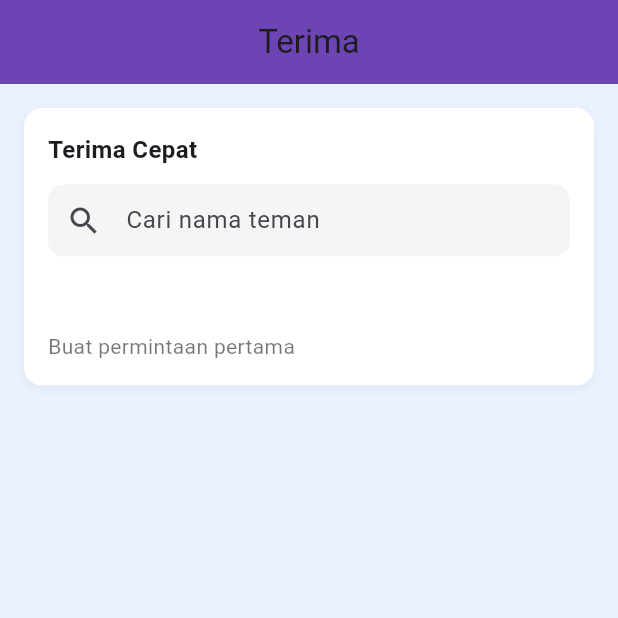
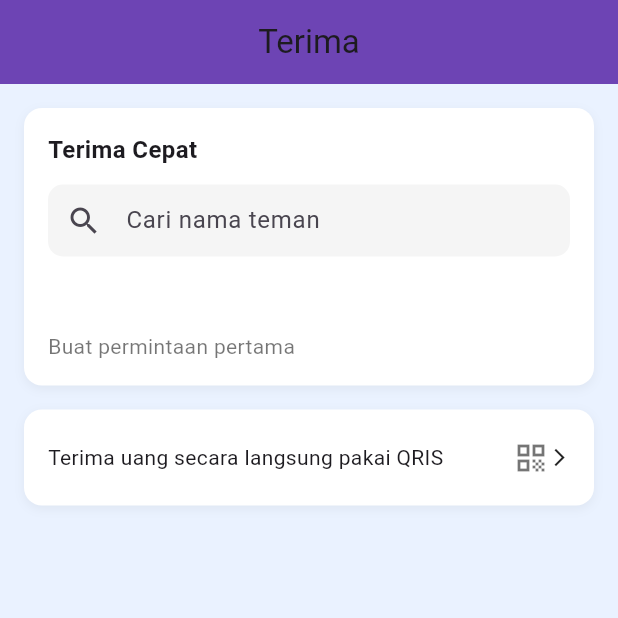
Before and after one commit to Ferdiansyah42/uas_sm4, a Flutter app: the TerimaPage screen opened directly, on a phone screen of 412 x 824 dp, the top half of it. Run offline on Flutter 3.47's test engine with Material 3 defaults, Android fonts, the phone set to English and light mode, and no system bars.

Commit message:
container, terima langsung pakai QRIS

```diff
--- a/lib/pages/terima_page.dart
+++ b/lib/pages/terima_page.dart
@@ -59,6 +59,34 @@ class TerimaPage extends StatelessWidget {
           ),
 
           const SizedBox(height: 16),
+
+          Container(
+            padding: const EdgeInsets.symmetric(horizontal: 16, vertical: 20),
+            decoration: BoxDecoration(
+              color: Colors.white,
+              borderRadius: BorderRadius.circular(12),
+              boxShadow: [
+                BoxShadow(
+                  color: Colors.black.withOpacity(0.05),
+                  blurRadius: 5,
+                  offset: const Offset(0, 2),
+                )
+              ],
+            ),
+            child: Row(
+              children: [
+                const Text(
+                  'Terima uang secara langsung pakai QRIS',
+                  style: TextStyle(fontSize: 14),
+                ),
+                const Spacer(),
+                const Icon(Icons.qr_code, color: Colors.black54),
+                const Icon(Icons.arrow_forward_ios, size: 14),
+              ],
+            ),
+          ),
+
+          const SizedBox(height: 16),
         ],
       ),
     );
```
